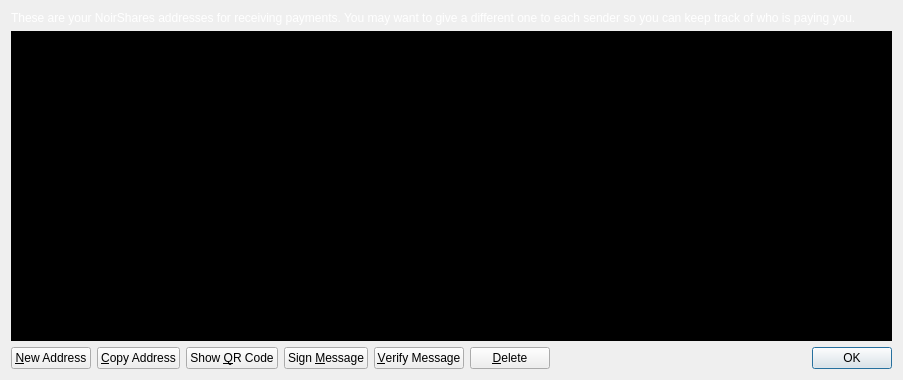
Old version of the form src/qt/forms/addressbookpage.ui in the repository NoirX/NoirShares-v2-old.
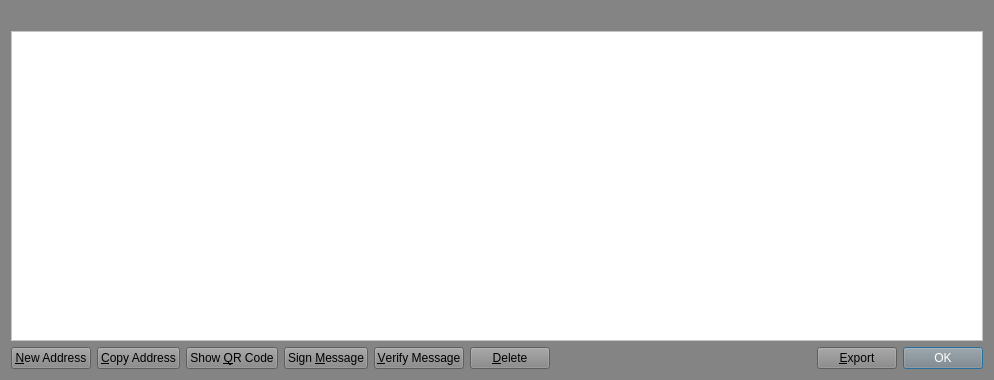
New version of the form. Icons and pictures are not drawn.

The edit to the form file:
```diff
--- a/src/qt/forms/addressbookpage.ui
+++ b/src/qt/forms/addressbookpage.ui
@@ -6,21 +6,22 @@
    <rect>
     <x>0</x>
     <y>0</y>
-    <width>903</width>
+    <width>994</width>
     <height>380</height>
    </rect>
   </property>
   <property name="windowTitle">
    <string>Address Book</string>
   </property>
+  <property name="styleSheet">
+   <string notr="true">background-color: rgb(132, 132, 132);
+color: rgb(255, 255, 255);</string>
+  </property>
   <layout class="QVBoxLayout" name="verticalLayout">
    <item>
     <widget class="QLabel" name="labelExplanation">
      <property name="styleSheet">
-      <string notr="true">color: rgb(255, 255, 255);</string>
-     </property>
-     <property name="text">
-      <string>These are your NoirShares addresses for receiving payments. You may want to give a different one to each sender so you can keep track of who is paying you.</string>
+      <string notr="true">color: rgb(0, 0, 0);</string>
      </property>
      <property name="textFormat">
       <enum>Qt::PlainText</enum>
@@ -39,7 +40,8 @@
       <string>Double-click to edit address or label</string>
      </property>
      <property name="styleSheet">
-      <string notr="true">color:white;background-color:black;border-width:1px;alternate-background-color:#000055;</string>
+      <string notr="true">background-color: rgb(255, 255, 255);
+color: rgb(0, 0, 0);</string>
      </property>
      <property name="tabKeyNavigation">
       <bool>false</bool>
@@ -68,6 +70,9 @@
        <property name="toolTip">
         <string>Create a new address</string>
        </property>
+       <property name="styleSheet">
+        <string notr="true">color: rgb(0, 0, 0);</string>
+       </property>
        <property name="text">
         <string>&amp;New Address</string>
        </property>
@@ -82,6 +87,9 @@
        <property name="toolTip">
         <string>Copy the currently selected address to the system clipboard</string>
        </property>
+       <property name="styleSheet">
+        <string notr="true">color: rgb(0, 0, 0);</string>
+       </property>
        <property name="text">
         <string>&amp;Copy Address</string>
        </property>
@@ -93,6 +101,9 @@
      </item>
      <item>
       <widget class="QPushButton" name="showQRCode">
+       <property name="styleSheet">
+        <string notr="true">color: rgb(0, 0, 0);</string>
+       </property>
        <property name="text">
         <string>Show &amp;QR Code</string>
        </property>
@@ -107,6 +118,9 @@
        <property name="toolTip">
         <string>Sign a message to prove you own a NoirShares address</string>
        </property>
+       <property name="styleSheet">
+        <string notr="true">color: rgb(0, 0, 0);</string>
+       </property>
        <property name="text">
         <string>Sign &amp;Message</string>
        </property>
@@ -121,6 +135,9 @@
        <property name="toolTip">
         <string>Verify a message to ensure it was signed with a specified NoirShares address</string>
        </property>
+       <property name="styleSheet">
+        <string notr="true">color: rgb(0, 0, 0);</string>
+       </property>
        <property name="text">
         <string>&amp;Verify Message</string>
        </property>
@@ -135,6 +152,9 @@
        <property name="toolTip">
         <string>Delete the currently selected address from the list</string>
        </property>
+       <property name="styleSheet">
+        <string notr="true">color: rgb(0, 0, 0);</string>
+       </property>
        <property name="text">
         <string>&amp;Delete</string>
        </property>
@@ -157,6 +177,23 @@
        </property>
       </spacer>
      </item>
+     <item>
+      <widget class="QPushButton" name="exportButton">
+       <property name="toolTip">
+        <string>Export the data in the current tab to a file</string>
+       </property>
+       <property name="styleSheet">
+        <string notr="true">color: rgb(0, 0, 0);</string>
+       </property>
+       <property name="text">
+        <string>&amp;Export</string>
+       </property>
+       <property name="icon">
+        <iconset resource="../bitcoin.qrc">
+         <normaloff>:/icons/export</normaloff>:/icons/export</iconset>
+       </property>
+      </widget>
+     </item>
      <item>
       <widget class="QDialogButtonBox" name="buttonBox">
        <property name="sizePolicy">
```
Left out of the diff: 6 changed lines with no effect on the pictures.
